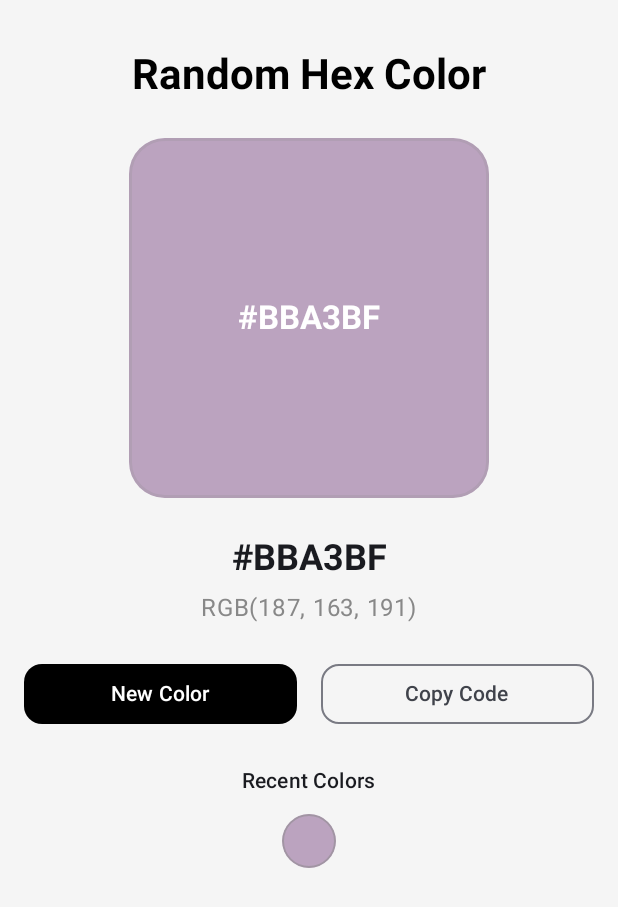
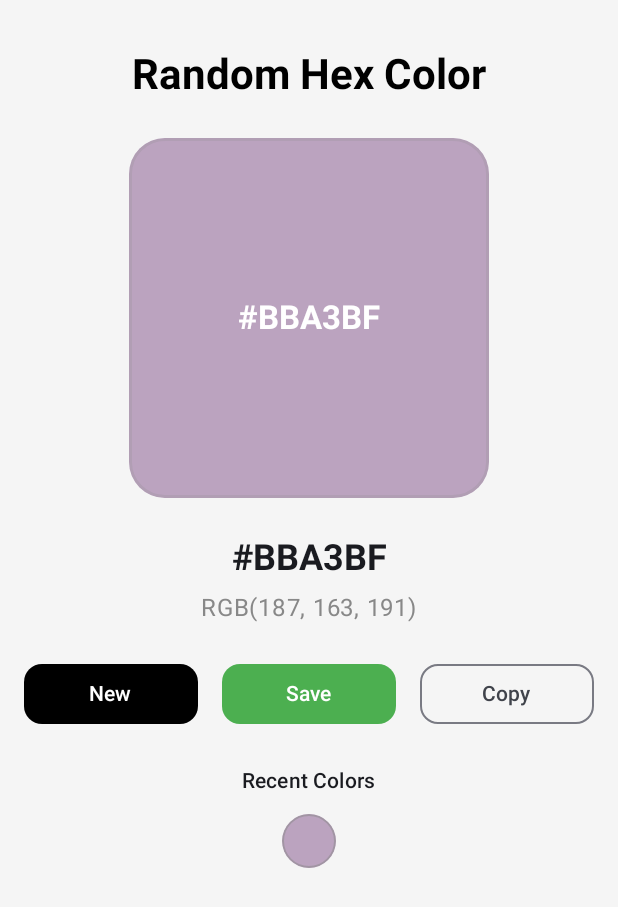
Before and after one commit to japygo/random-color-picker, an Android app built with Jetpack Compose: the screen it shows after launch (MainActivity), on a phone screen of 412 x 824 dp. Shown: the top 907 px of the screen. Run offline under Robolectric (Android 15) with nearby library versions, the phone set to English and light mode, and no system bars.

Commit message:
feat: Implement "Saved Colors" feature
This commit introduces a "Saved Colors" feature, allowing users to bookmark their favorite colors for later use. The saved colors are persisted across application sessions using Jetpack DataStore.

- **DataStore Update**: Extends `ColorRepository` to manage a new list of "saved colors" in DataStore, including a `savedColorsFlow` for observing changes and an `addSavedColor` method to persist a new color.
- **ViewModel Logic**: Updates `MainViewModel` to expose the saved colors list to the UI. A new `bookmarkColor()` function is added to handle the logic of saving the current color.
- **UI Enhancements**:
    - Adds a "Save" button to the main control area.
    - Introduces a "Saved Colors" section to the `ColorScreen`, which displays the bookmarked colors.
    - Allows users to click on a saved color to restore it as the current color.
- **State Management**: The `ColorUiState` data class is updated to include `savedColors` to manage the state of the new feature.

```diff
--- a/app/src/main/java/com/japygo/study/randomcolorpicker/MainViewModel.kt
+++ b/app/src/main/java/com/japygo/study/randomcolorpicker/MainViewModel.kt
@@ -18,6 +18,7 @@ data class ColorUiState(
     val rgbCode: String = "RGB(255, 255, 255)",
     val brightness: Float = 1f, // 0f to 1f
     val history: List<Color> = emptyList(),
+    val savedColors: List<Color> = emptyList(),
 )
 
 class MainViewModel(private val repository: ColorRepository) : ViewModel() {
@@ -25,13 +26,22 @@ class MainViewModel(private val repository: ColorRepository) : ViewModel() {
     val uiState: StateFlow<ColorUiState> = _uiState.asStateFlow()
 
     init {
-        // Observe history from repository
+        // Observe recent history
         viewModelScope.launch {
             repository.recentColorsFlow.collect { colorLongs ->
                 val colors = colorLongs.map { Color(it.toInt()) }
                 _uiState.update { it.copy(history = colors) }
             }
         }
+
+        // Observe saved colors
+        viewModelScope.launch {
+            repository.savedColorsFlow.collect { colorLongs ->
+                val colors = colorLongs.map { Color(it.toInt()) }
+                _uiState.update { it.copy(savedColors = colors) }
+            }
+        }
+
         generateNewColor(addToHistory = true)
     }
 
@@ -47,6 +57,13 @@ class MainViewModel(private val repository: ColorRepository) : ViewModel() {
     fun updateBrightness(brightness: Float) {
         _uiState.update { currentState ->
             currentState.copy(brightness = brightness)
+        }
+    }
+
+    fun bookmarkColor() {
+        val currentColor = _uiState.value.currentColor
+        viewModelScope.launch {
+            repository.addSavedColor(currentColor.toArgb().toLong())
         }
     }
 
--- a/app/src/main/java/com/japygo/study/randomcolorpicker/data/ColorRepository.kt
+++ b/app/src/main/java/com/japygo/study/randomcolorpicker/data/ColorRepository.kt
@@ -13,10 +13,21 @@ val Context.dataStore: DataStore<Preferences> by preferencesDataStore(name = "se
 
 class ColorRepository(private val context: Context) {
     private val RECENT_COLORS_KEY = stringPreferencesKey("recent_colors")
+    private val SAVED_COLORS_KEY = stringPreferencesKey("saved_colors")
 
     val recentColorsFlow: Flow<List<Long>> = context.dataStore.data
         .map { preferences ->
             val colorsString = preferences[RECENT_COLORS_KEY] ?: ""
+            if (colorsString.isEmpty()) {
+                emptyList()
+            } else {
+                colorsString.split(",").mapNotNull { it.toLongOrNull() }
+            }
+        }
+
+    val savedColorsFlow: Flow<List<Long>> = context.dataStore.data
+        .map { preferences ->
+            val colorsString = preferences[SAVED_COLORS_KEY] ?: ""
             if (colorsString.isEmpty()) {
                 emptyList()
             } else {
@@ -44,4 +55,19 @@ class ColorRepository(private val context: Context) {
             preferences[RECENT_COLORS_KEY] = newList.joinToString(",")
         }
     }
+
+    suspend fun addSavedColor(color: Long) {
+        context.dataStore.edit { preferences ->
+            val currentString = preferences[SAVED_COLORS_KEY] ?: ""
+            val currentList = if (currentString.isEmpty()) {
+                emptyList()
+            } else {
+                currentString.split(",").mapNotNull { it.toLongOrNull() }
+            }
+
+            // Persistence logic: LIFO (Stack) max 5, like Recent Colors
+            val newList = (listOf(color) + currentList).distinct().take(5)
+            preferences[SAVED_COLORS_KEY] = newList.joinToString(",")
+        }
+    }
 }
--- a/app/src/main/java/com/japygo/study/randomcolorpicker/ui/ColorScreen.kt
+++ b/app/src/main/java/com/japygo/study/randomcolorpicker/ui/ColorScreen.kt
@@ -110,7 +110,22 @@ fun ColorScreen(
                 ),
                 shape = RoundedCornerShape(12.dp),
             ) {
-                Text("New Color")
+                Text("New")
+            }
+
+            Button(
+                onClick = {
+                    viewModel.bookmarkColor()
+                    Toast.makeText(context, "Color Saved!", Toast.LENGTH_SHORT).show()
+                },
+                modifier = Modifier.weight(1f),
+                colors = ButtonDefaults.buttonColors(
+                    containerColor = Color(0xFF4CAF50), // Green for save
+                    contentColor = Color.White,
+                ),
+                shape = RoundedCornerShape(12.dp),
+            ) {
+                Text("Save")
             }
 
             OutlinedButton(
@@ -121,7 +136,7 @@ fun ColorScreen(
                 modifier = Modifier.weight(1f),
                 shape = RoundedCornerShape(12.dp),
             ) {
-                Text("Copy Code")
+                Text("Copy")
             }
         }
 
@@ -148,6 +163,30 @@ fun ColorScreen(
                 }
             }
         }
+
+        // Saved Colors
+        if (uiState.savedColors.isNotEmpty()) {
+            Column(
+                horizontalAlignment = Alignment.CenterHorizontally,
+                verticalArrangement = Arrangement.spacedBy(12.dp),
+            ) {
+                Text("Saved Colors", style = MaterialTheme.typography.labelLarge)
+                Row(
+                    horizontalArrangement = Arrangement.spacedBy(12.dp),
+                ) {
+                    uiState.savedColors.forEach { color ->
+                        Box(
+                            modifier = Modifier
+                                .size(36.dp)
+                                .clip(CircleShape)
+                                .background(color)
+                                .border(1.dp, Color.Gray.copy(alpha = 0.5f), CircleShape)
+                                .clickable { viewModel.restoreColor(color) },
+                        )
+                    }
+                }
+            }
+        }
     }
 }
 
```
